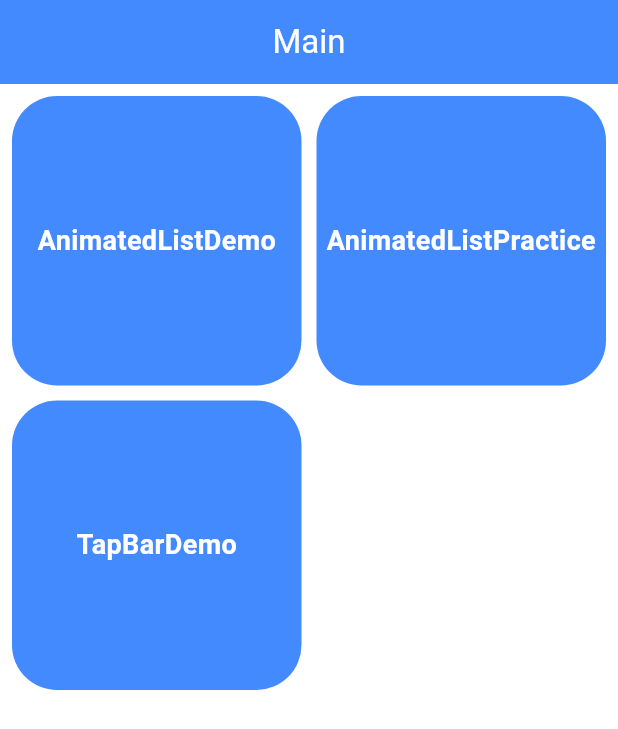
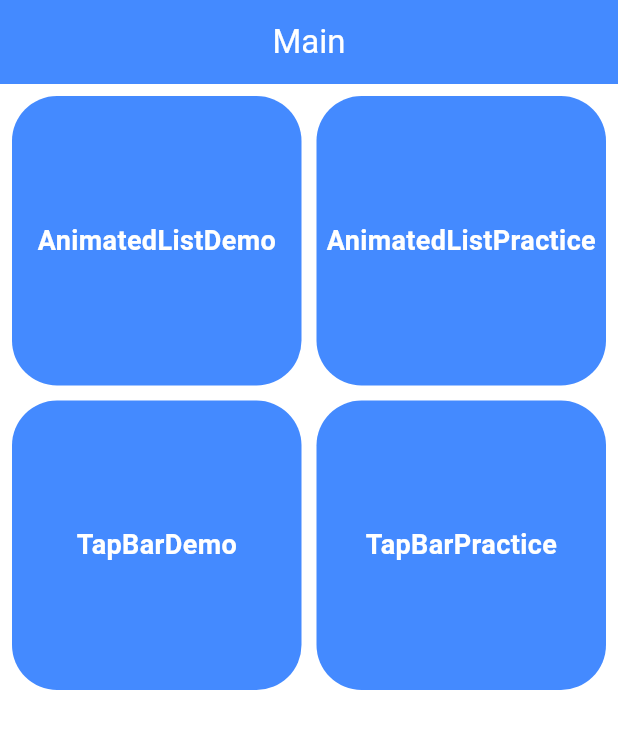
Before and after one commit to nahyunuk/flutter_organize_widget, a Flutter app: the screen it shows after launch, on a phone screen of 412 x 824 dp. Shown: the top 729 px of the screen. Run offline on Flutter 3.47's test engine with Material 3 defaults, Android fonts, the phone set to English and light mode, and no system bars.

Commit message:
페이지 이동 추가

```diff
--- a/lib/home_page.dart
+++ b/lib/home_page.dart
@@ -1,7 +1,8 @@
 import 'package:flutter/material.dart';
-import 'package:flutter_organize_widget/animated_list_demo.dart';
-import 'package:flutter_organize_widget/animated_list_practice.dart';
-import 'package:flutter_organize_widget/tab_bar_demo.dart';
+import 'package:flutter_organize_widget/AnimatedList/animated_list_demo.dart';
+import 'package:flutter_organize_widget/AnimatedList/animated_list_practice.dart';
+import 'package:flutter_organize_widget/TabBar/tab_bar_demo.dart';
+import 'package:flutter_organize_widget/TabBar/tab_bar_practice.dart';
 class HomePage extends StatefulWidget {
   const HomePage({super.key});
 
@@ -41,7 +42,8 @@ class _HomePageState extends State<HomePage> {
     List<Widget> items = [
       _buildListItem(context, 'AnimatedListDemo', AnimatedListDemo()),
       _buildListItem(context, 'AnimatedListPractice', AnimatedListPractice()),
-      _buildListItem(context, 'TapBarDemo', TapBarDemo())
+      _buildListItem(context, 'TapBarDemo', TapBarDemo()),
+      _buildListItem(context, 'TapBarPractice', TabBarPractice()),
     ];
     return Scaffold(
       backgroundColor: Colors.white,
```
